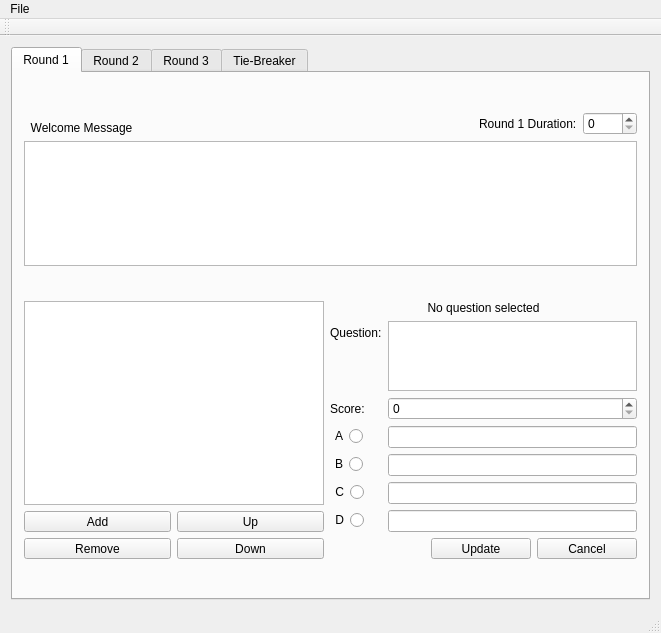
First picture: the form in src/question_editor/question_editor_v2.ui, repository trigger-happy/Cerberus, before the edit.
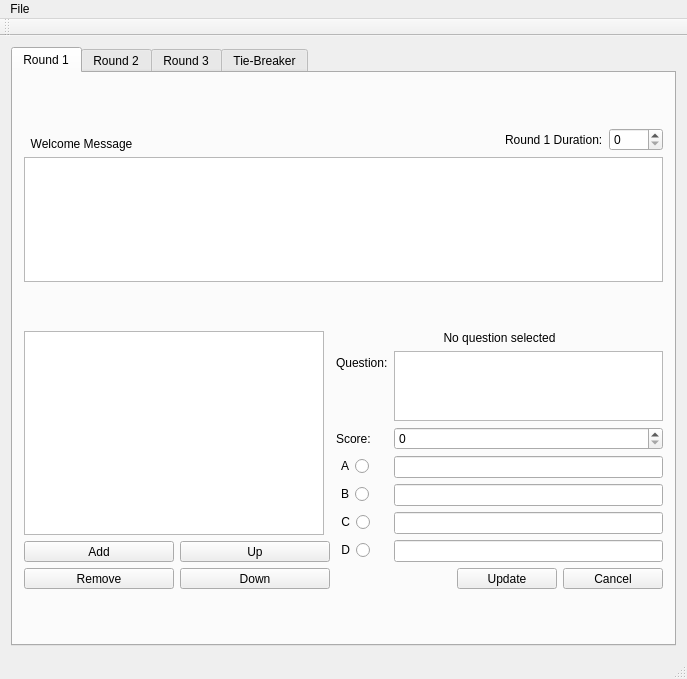
Second picture: the form after the edit.

Commit message: Added identification as a type for the model. UI wise, its already fixed. Save and open function still constructing.

The edit to the form file:
```diff
--- a/src/question_editor/question_editor_v2.ui
+++ b/src/question_editor/question_editor_v2.ui
@@ -6,14 +6,14 @@
    <rect>
     <x>0</x>
     <y>0</y>
-    <width>661</width>
-    <height>633</height>
+    <width>687</width>
+    <height>679</height>
    </rect>
   </property>
   <property name="minimumSize">
    <size>
-    <width>661</width>
-    <height>633</height>
+    <width>687</width>
+    <height>679</height>
    </size>
   </property>
   <property name="windowTitle">
@@ -1667,7 +1667,7 @@
     <rect>
      <x>0</x>
      <y>0</y>
-     <width>661</width>
+     <width>687</width>
      <height>24</height>
     </rect>
    </property>
```
Left out of the diff: 8 changed lines with no effect on the pictures. The commit also changes 4 other files.
